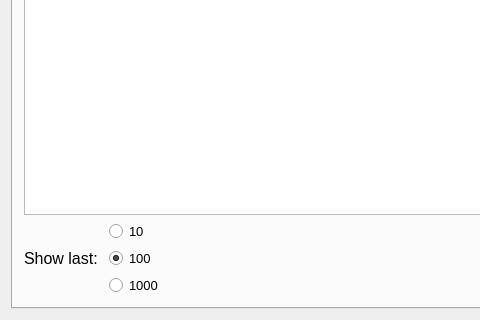
This is mainwindow.ui in Vaelastrasz/CnF_Tracker as Qt 5 draws it before an edit; both pictures show x 0 to 480 and y 308 to 628 of the 922 by 628 pixel window. The edited form follows.
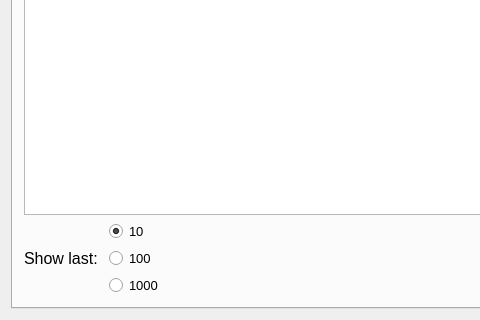
This is the edited form. Icons and pictures are not drawn.

Commit message: added dummies to DB; added fit to ui table size of model; added modelset wrapping

The edit to the form file:
```diff
--- a/mainwindow.ui
+++ b/mainwindow.ui
@@ -83,7 +83,7 @@
              <string>100</string>
             </property>
             <property name="checked">
-             <bool>true</bool>
+             <bool>false</bool>
             </property>
            </widget>
           </item>
@@ -109,6 +109,9 @@
             <property name="text">
              <string>10</string>
             </property>
+            <property name="checked">
+             <bool>true</bool>
+            </property>
            </widget>
           </item>
           <item row="0" column="2">
```
The commit also changes 4 other files.
